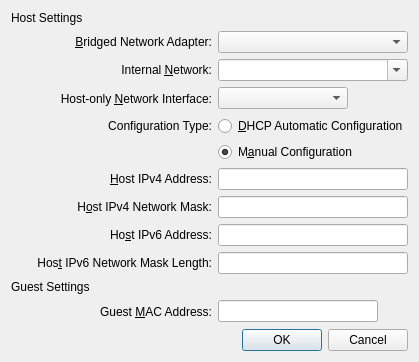
jljuxgm/vboxgit, file vbox/src/VBox/Frontends/VirtualBox/ui/VBoxVMSettingsNetworkDetails.ui: the form before one commit.
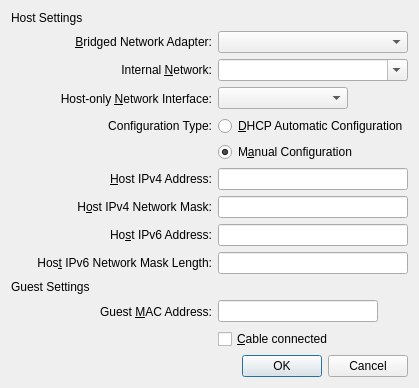
The form after the commit. Icons and pictures are not drawn. Custom widgets are drawn as their Qt base class.

```diff
--- a/vbox/src/VBox/Frontends/VirtualBox/ui/VBoxVMSettingsNetworkDetails.ui
+++ b/vbox/src/VBox/Frontends/VirtualBox/ui/VBoxVMSettingsNetworkDetails.ui
@@ -347,7 +347,17 @@
      </property>
     </widget>
    </item>
-   <item row="12" column="0" colspan="5" >
+   <item row="12" column="2" colspan="3" >
+    <widget class="QCheckBox" name="mCbCable" >
+     <property name="text" >
+      <string>&amp;Cable connected</string>
+     </property>
+     <property name="toolTip" >
+      <string>Indicates whether the virtual network cable is plugged in on machine startup or not.</string>
+     </property>
+    </widget>
+   </item>
+   <item row="13" column="0" colspan="5" >
     <spacer name="verticalSpacer" >
      <property name="orientation" >
       <enum>Qt::Vertical</enum>
@@ -360,7 +370,7 @@
      </property>
     </spacer>
    </item>
-   <item row="13" column="0" colspan="5" >
+   <item row="14" column="0" colspan="5" >
     <widget class="QIDialogButtonBox" name="mButtonBox" >
      <property name="standardButtons" >
       <set>QDialogButtonBox::Cancel|QDialogButtonBox::NoButton|QDialogButtonBox::Ok</set>
```
